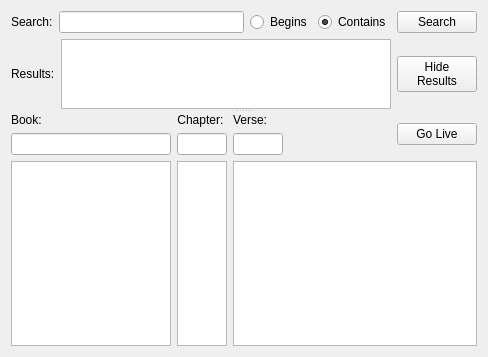
This is src/biblewidget.ui in SoftProjector/src as Qt 5 draws it before an edit. The edited form follows.
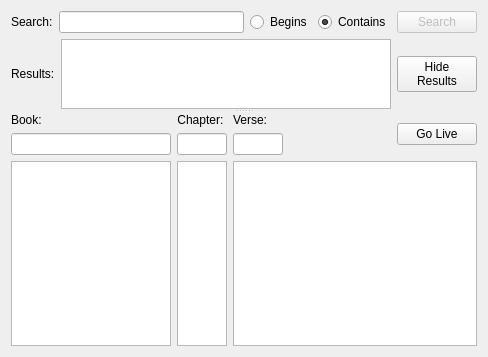
This is the edited form.

Commit message: cannot do bible search if search text is less than 3 characters

The edit to the form file:
```diff
--- a/src/biblewidget.ui
+++ b/src/biblewidget.ui
@@ -25,7 +25,7 @@
      <property name="orientation">
       <enum>Qt::Vertical</enum>
      </property>
-     <widget class="QWidget" name="">
+     <widget class="QWidget" name="layoutWidget">
       <layout class="QVBoxLayout" name="search_layout">
        <item>
         <layout class="QHBoxLayout" name="horizontalLayout_2" stretch="0,1,0,0,0">
@@ -98,6 +98,9 @@
          </item>
          <item>
           <widget class="QPushButton" name="search_button">
+           <property name="enabled">
+            <bool>false</bool>
+           </property>
            <property name="sizePolicy">
             <sizepolicy hsizetype="Fixed" vsizetype="Fixed">
              <horstretch>0</horstretch>
@@ -185,7 +188,7 @@
        </item>
       </layout>
      </widget>
-     <widget class="QWidget" name="">
+     <widget class="QWidget" name="layoutWidget">
       <layout class="QHBoxLayout" name="horizontalLayout_3">
        <item>
         <layout class="QVBoxLayout" name="verticalLayout_2">
```
The commit also changes 2 other files.
